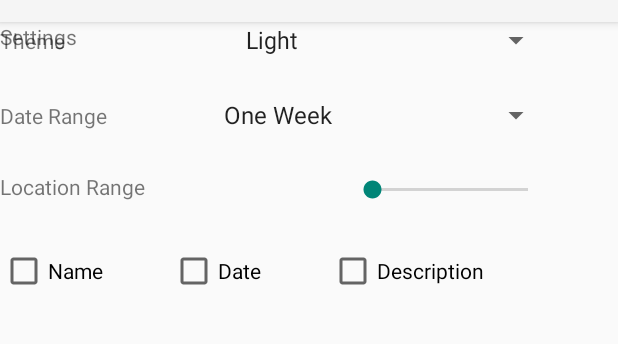
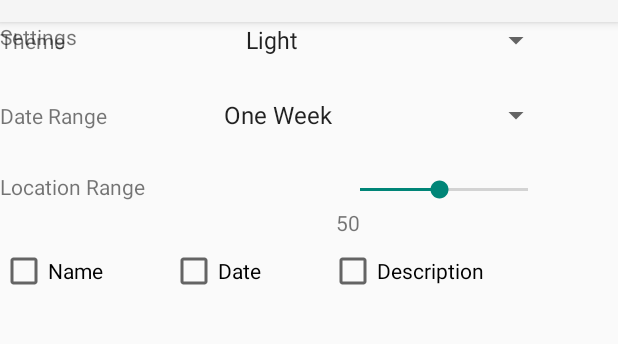
Before and after one commit to Vimal-Raghubir/Eventcher, an Android app: the SecondActivity screen opened directly, with no data from a screen before it, in the options menu, after a tap on "Settings", on a phone screen of 412 x 824 dp, the part 62-406 px from its top. Run offline under Robolectric (Android 15) with nearby library versions, the light colour scheme and no system bars; libraries missing offline, so code that uses them is left out: com.facebook, com.facebook.login; 6 statements that could not run were skipped.

Commit message:
Themes Changing

```diff
--- a/sample/src/main/java/com/yuyakaido/android/cardstackview/sample/SecondActivity.java
+++ b/sample/src/main/java/com/yuyakaido/android/cardstackview/sample/SecondActivity.java
@@ -3,6 +3,7 @@ package com.yuyakaido.android.cardstackview.sample;
 import android.Manifest;
 import android.content.Context;
 import android.content.Intent;
+import android.content.SharedPreferences;
 import android.content.pm.PackageManager;
 import android.icu.text.StringPrepParseException;
 import android.support.v4.app.ActivityCompat;
@@ -47,6 +48,7 @@ import java.util.Date;
 import java.util.List;
 
 import static android.content.ContentValues.TAG;
+import static com.yuyakaido.android.cardstackview.sample.SettingsActivity.PREFS_NAME;
 
 public class SecondActivity extends AppCompatActivity implements DatePickerFragment.DatePickerDialogListener {
     private static final int MY_PERMISSIONS_REQUEST_ACCESS_FINE_LOCATION = 1;
@@ -59,11 +61,19 @@ public class SecondActivity extends AppCompatActivity implements DatePickerFragm
     Profile profileCurrent;
     Double globalLatitude;
     Double globalLongitude;
+    String activityTheme;
 
     ArrayList<Event> events;
 
     @Override
     protected void onCreate(Bundle savedInstanceState) {
+        SharedPreferences settings = getSharedPreferences(PREFS_NAME, 0);
+        activityTheme = settings.getString("theme", "Light");
+        if (activityTheme.equals("Light")) {
+            setTheme(R.style.Theme_AppCompat_Light);
+        } else {
+            setTheme(R.style.Theme_AppCompat);
+        }
         super.onCreate(savedInstanceState);
         setContentView(R.layout.activity_second);
         events = new ArrayList<Event>();
@@ -141,6 +151,23 @@ public class SecondActivity extends AppCompatActivity implements DatePickerFragm
 
 
     }
+
+    @Override
+    protected void onResume() {
+        super.onResume();
+        SharedPreferences settings = getSharedPreferences(PREFS_NAME, 0);
+        String themeChoice = settings.getString("theme", "Light");
+        if (!activityTheme.equals(themeChoice)) {
+            if (themeChoice.equals("Light")) {
+                setTheme(R.style.Theme_AppCompat_Light);
+            } else {
+                setTheme(R.style.Theme_AppCompat);
+            }
+            activityTheme = themeChoice;
+            recreate();
+        }
+    }
+
     public void showDatePickerDialog(View v) {
         DialogFragment newFragment = new DatePickerFragment();
         newFragment.show(getFragmentManager(), "Date");
--- a/sample/src/main/java/com/yuyakaido/android/cardstackview/sample/SettingsActivity.java
+++ b/sample/src/main/java/com/yuyakaido/android/cardstackview/sample/SettingsActivity.java
@@ -1,5 +1,6 @@
 package com.yuyakaido.android.cardstackview.sample;
 
+import android.app.Application;
 import android.content.SharedPreferences;
 import android.preference.PreferenceManager;
 import android.support.v7.app.AppCompatActivity;
@@ -8,44 +9,39 @@ import android.util.Log;
 import android.view.View;
 import android.widget.Button;
 import android.widget.SeekBar;
+import android.widget.Spinner;
 import android.widget.TextView;
 import android.widget.Toast;
 
 public class SettingsActivity extends AppCompatActivity {
+    public static final String PREFS_NAME = "SettingsFile";
 
     @Override
     protected void onCreate(Bundle savedInstanceState) {
+        final SharedPreferences settings = getSharedPreferences(PREFS_NAME, 0);
+        final String themeChoice = settings.getString("theme", "Light");
+        if (themeChoice.equals("Light")) {
+            setTheme(R.style.Theme_AppCompat_Light);
+        } else {
+            setTheme(R.style.Theme_AppCompat);
+        }
         super.onCreate(savedInstanceState);
         setContentView(R.layout.activity_settings);
-/*
 
-        SharedPreferences pref = PreferenceManager.getDefaultSharedPreferences(this);
-        String themeName = pref.getString("prefSyncFrequency3", "Theme1");
-        if (themeName.equals("Africa")) {
-            setTheme(R.style.CardView_Dark);
-        } else if (themeName.equals("Colorful Beach")) {
-            //Toast.makeText(this, "set theme", Toast.LENGTH_SHORT).show();
-            setTheme(R.style.CardView_Light);
-        }
 
-*/
-        Button changes = (Button) findViewById(R.id.apply_settings);
+        final int locationDistance = settings.getInt("locationDistance", 50);
+        final SharedPreferences.Editor editor = settings.edit();
 
-        changes.setOnClickListener(new View.OnClickListener() {
-            @Override
-            public void onClick(View view) {
+        final Spinner theme = (Spinner) findViewById(R.id.theme_spinner);
+        theme.setSelection((themeChoice.equals("Light") ? 0 : 1));
+        final SeekBar location_range = (SeekBar) findViewById(R.id.location_spinner);
+        final TextView progress = (TextView) findViewById(R.id.spinner_value);
 
-            }
-        });
-
-        //tODO: FIX SEEK BAR ERROR
-        SeekBar location_range = (SeekBar) findViewById(R.id.location_spinner);
-        final TextView progress = (TextView) findViewById(R.id.spinner_value);
         location_range.setOnSeekBarChangeListener(new SeekBar.OnSeekBarChangeListener() {
             @Override
             public void onProgressChanged(SeekBar seekBar, int i, boolean b) {
                 Log.d("SEEK BAR", "in progress");
-                progress.setText(i);
+                progress.setText(String.valueOf(i));
             }
             @Override
             public void onStartTrackingTouch(SeekBar seekBar) {
@@ -54,7 +50,38 @@ public class SettingsActivity extends AppCompatActivity {
             public void onStopTrackingTouch(SeekBar seekBar) {
             }
         });
+        location_range.setProgress(locationDistance);
 
+        Button changes = (Button) findViewById(R.id.apply_settings);
 
+        changes.setOnClickListener(new View.OnClickListener() {
+            @Override
+            public void onClick(View view) {
+                editor.putString("theme", theme.getSelectedItem().toString());
+                editor.putInt("locationDistance", location_range.getProgress());
+                if (theme.getSelectedItem().toString().equals("Light")) {
+                    setTheme(R.style.Theme_AppCompat_Light);
+                } else {
+                    setTheme(R.style.Theme_AppCompat);
+                }
+                recreate();
+                editor.commit();
+            }
+        });
+
+        Button reset = (Button) findViewById(R.id.reset);
+
+        reset.setOnClickListener(new View.OnClickListener() {
+            @Override
+            public void onClick(View view) {
+                editor.putString("theme", "Light");
+                editor.putInt("locationDistance", 50);
+                theme.setSelection(0);
+                location_range.setProgress(50);
+                setTheme(R.style.Theme_AppCompat_Light);
+                recreate();
+                editor.commit();
+            }
+        });
     }
 }
--- a/sample/src/main/res/layout/activity_settings.xml
+++ b/sample/src/main/res/layout/activity_settings.xml
@@ -92,7 +92,8 @@
                     android:layout_width="match_parent"
                     android:layout_height="wrap_content"
                     android:layout_weight="1"
-                    android:max="50"
+                    android:max="100"
+                    android:min="5"
                     android:visibility="visible" />
 
                 <TextView
```
Also changed, not shown: sample/src/main/java/com/yuyakaido/android/cardstackview/sample/EventDetailsActivity.java (+27 -1 lines).
